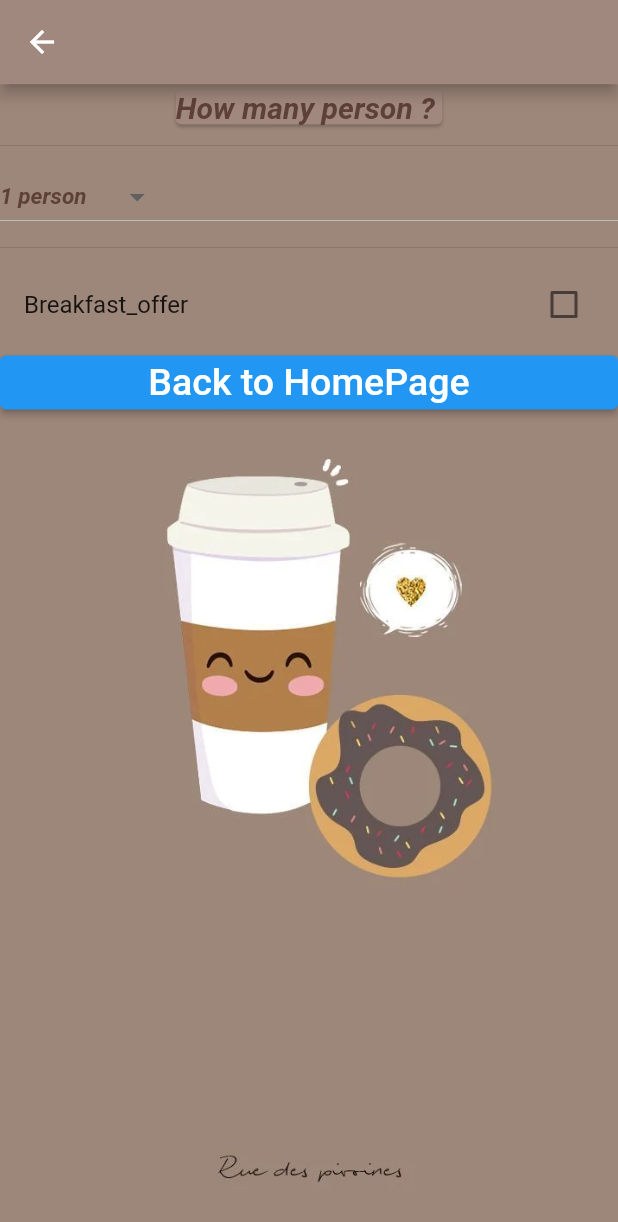
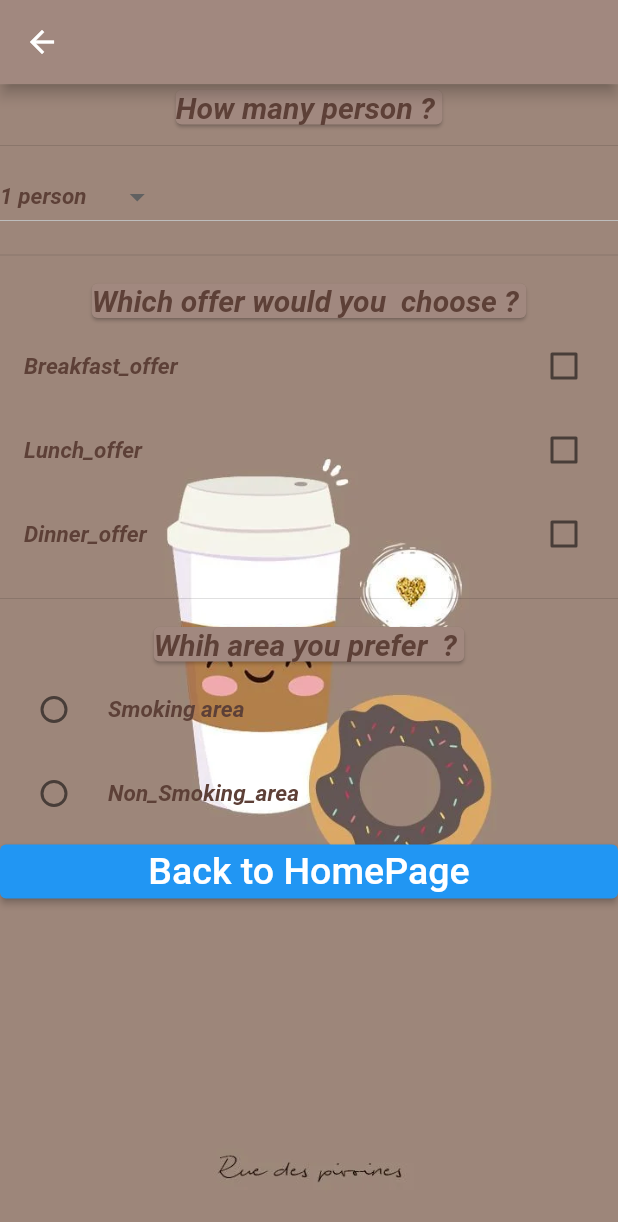
Before and after one commit to Rahafjamal/lap-04, a Flutter app: the English screen opened directly, on a phone screen of 412 x 824 dp. Shown: the top 1222 px of the screen. Run offline on Flutter 3.47's test engine with Material 2 defaults, Android fonts, the phone set to English and light mode, and no system bars.

Commit message:
final updated

```diff
--- a/lib/screentow.dart
+++ b/lib/screentow.dart
@@ -12,7 +12,8 @@ class _EnglishState extends State<English> {
   List persons = ["1 person", "2 persons", "2-6 persons"];
   String myselcteditem = "1 person";
 
-  String sitting_area = '';
+  String Smoking_area = '';
+  String Non_Smoking_area = '';
   bool Breakfast_offer = false;
   bool Lunch_offer = false;
   bool Dinner_offer = false;
@@ -68,16 +69,110 @@ class _EnglishState extends State<English> {
                   });
                 })),
             Divider(
-              height: 20,
+              height: 30,
+            ),
+            Center(
+              child: Card(
+                color: Colors.brown[300],
+                child: Text(
+                  "Which offer would you  choose ? ",
+                  style: TextStyle(
+                      fontSize: 20,
+                      color: Colors.brown[700],
+                      fontWeight: FontWeight.bold,
+                      fontStyle: FontStyle.italic),
+                ),
+              ),
             ),
             CheckboxListTile(
                 value: Breakfast_offer,
-                title: Text("Breakfast_offer"),
+                title: Text("Breakfast_offer",
+                    style: TextStyle(
+                        fontSize: 15,
+                        color: Colors.brown[700],
+                        fontWeight: FontWeight.bold,
+                        fontStyle: FontStyle.italic)),
                 onChanged: ((val) {
                   setState(() {
                     Breakfast_offer = val!;
                   });
                 })),
+            CheckboxListTile(
+                value: Lunch_offer,
+                title: Text("Lunch_offer",
+                    style: TextStyle(
+                        fontSize: 15,
+                        color: Colors.brown[700],
+                        fontWeight: FontWeight.bold,
+                        fontStyle: FontStyle.italic)),
+                onChanged: ((val) {
+                  setState(() {
+                    Lunch_offer = val!;
+                  });
+                })),
+            CheckboxListTile(
+                value: Dinner_offer,
+                title: Text("Dinner_offer",
+                    style: TextStyle(
+                        fontSize: 15,
+                        color: Colors.brown[700],
+                        fontWeight: FontWeight.bold,
+                        fontStyle: FontStyle.italic)),
+                onChanged: ((val) {
+                  setState(() {
+                    Dinner_offer = val!;
+                  });
+                })),
+            Divider(
+              height: 30,
+            ),
+            Center(
+              child: Card(
+                color: Colors.brown[300],
+                child: Text(
+                  "Whih area you prefer  ? ",
+                  style: TextStyle(
+                      fontSize: 20,
+                      color: Colors.brown[700],
+                      fontWeight: FontWeight.bold,
+                      fontStyle: FontStyle.italic),
+                ),
+              ),
+            ),
+            RadioListTile(
+              title: Text(
+                'Smoking area',
+                style: TextStyle(
+                    fontSize: 15,
+                    color: Colors.brown[700],
+                    fontWeight: FontWeight.bold,
+                    fontStyle: FontStyle.italic),
+              ),
+              value: "Smoking area",
+              groupValue: Smoking_area,
+              onChanged: ((val) {
+                setState(() {
+                  Smoking_area = val.toString();
+                });
+              }),
+            ),
+            RadioListTile(
+              title: Text(
+                'Non_Smoking_area',
+                style: TextStyle(
+                    fontSize: 15,
+                    color: Colors.brown[700],
+                    fontWeight: FontWeight.bold,
+                    fontStyle: FontStyle.italic),
+              ),
+              value: "Non_Smoking_area",
+              groupValue: Non_Smoking_area,
+              onChanged: ((val) {
+                setState(() {
+                  Non_Smoking_area = val.toString();
+                });
+              }),
+            ),
             ElevatedButton(
               onPressed: (() {
                 setState(() {
```
Also changed, not shown: 1 other file.
